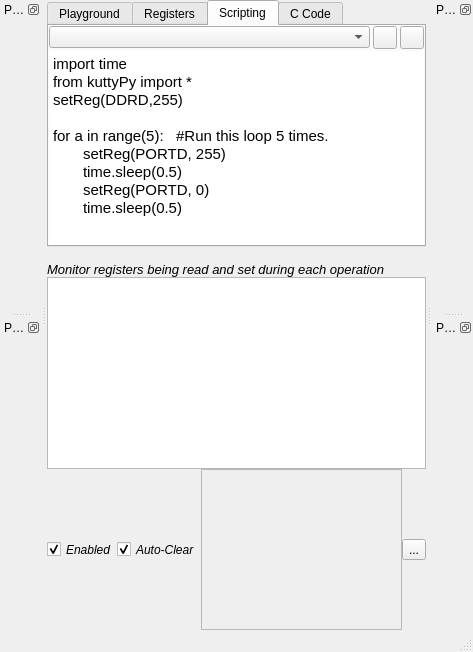
First picture: the form in utilities/templates/layout.ui, repository csparkresearch/KuttyPy-GUI, before the edit.
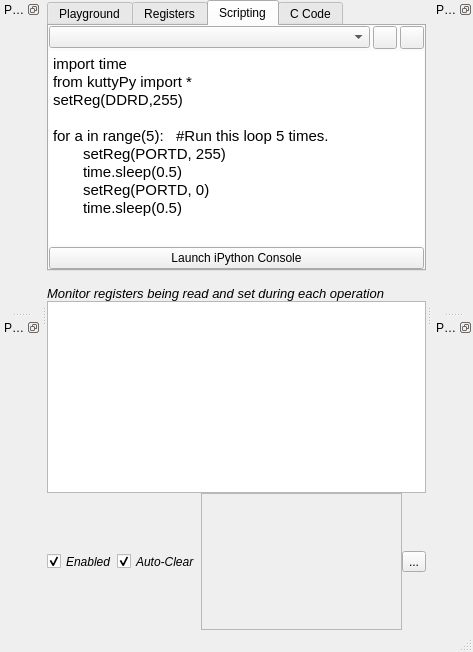
Second picture: the form after the edit. The open tabs and pages were chosen to show the change. Icons and pictures are not drawn.

Diff of the .ui file:
```diff
--- a/utilities/templates/layout.ui
+++ b/utilities/templates/layout.ui
@@ -234,6 +234,13 @@
           </property>
          </widget>
         </item>
+        <item row="2" column="0" colspan="3">
+         <widget class="QPushButton" name="pushButton_2">
+          <property name="text">
+           <string>Launch iPython Console</string>
+          </property>
+         </widget>
+        </item>
        </layout>
       </widget>
       <widget class="QWidget" name="tab_2">
```
Left out of the diff: 25 changed lines with no effect on the pictures.
